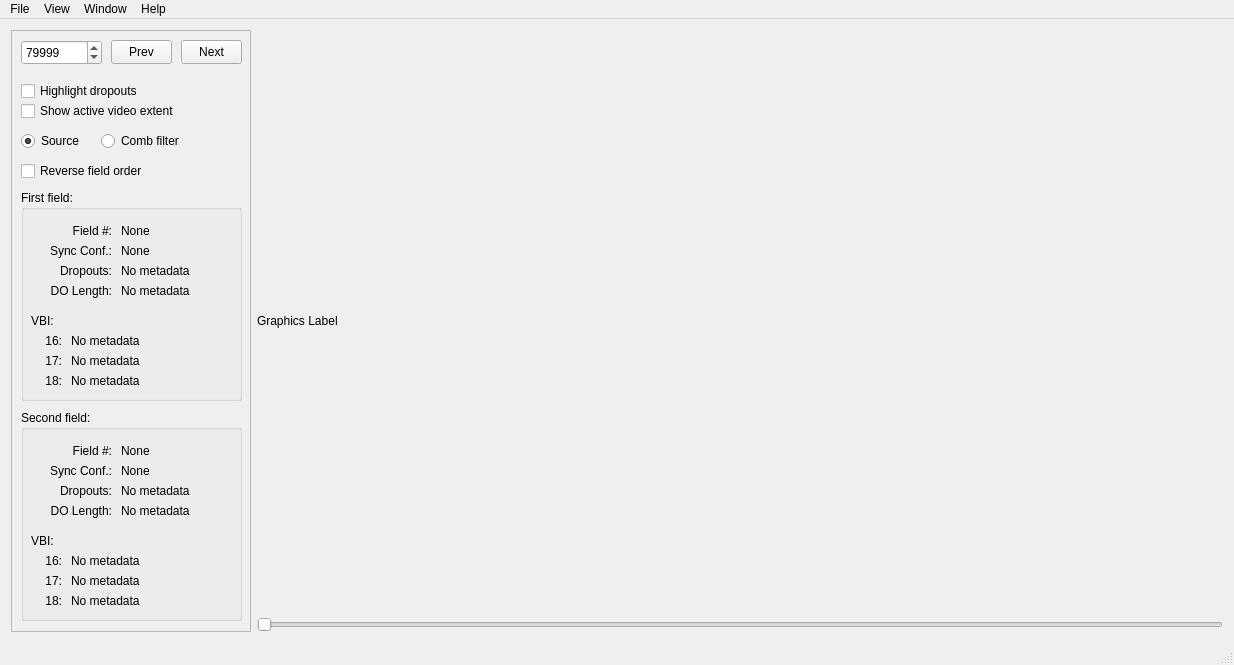
The window that tools/ld-analyse/mainwindow.ui (happycube/ld-decode) describes before a commit, drawn with Qt 5.
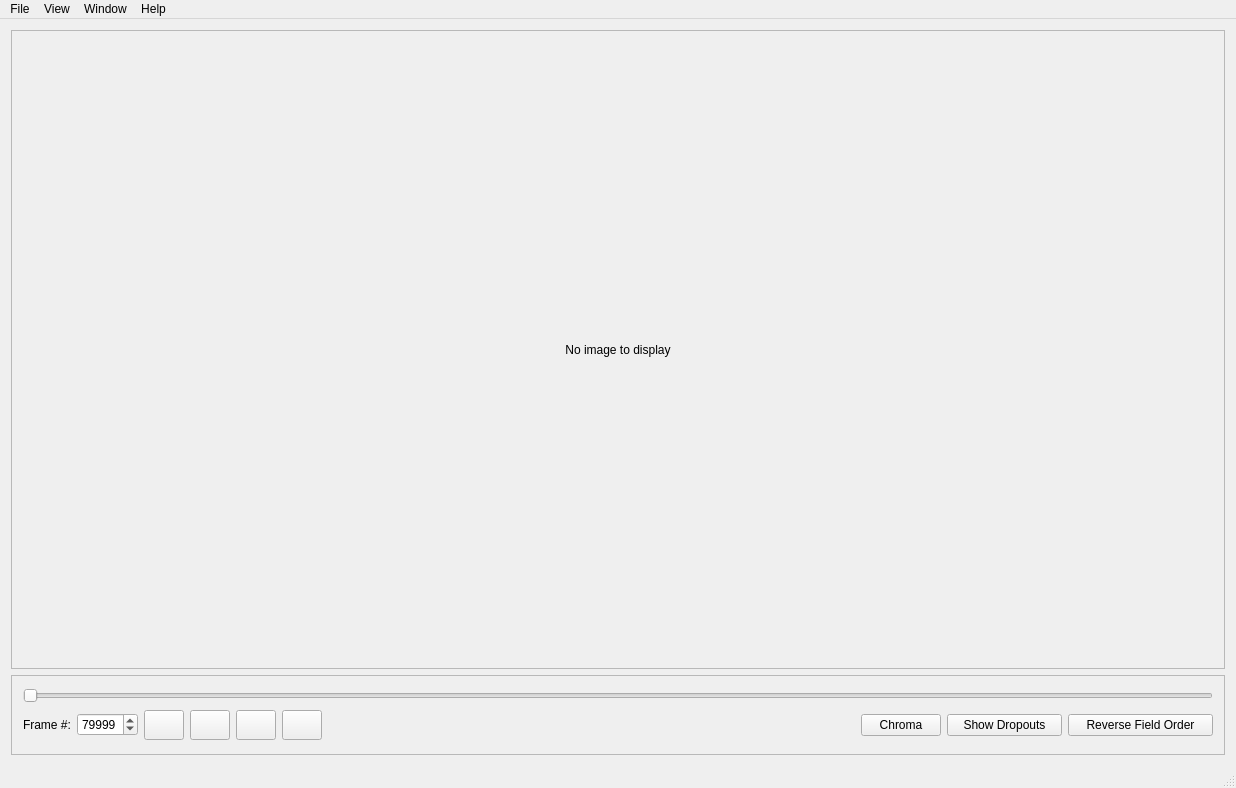
The same window after the commit. Icons and pictures are not drawn. Custom widgets are drawn as their Qt base class.

What changed in the file:
```diff
--- a/tools/ld-analyse/mainwindow.ui
+++ b/tools/ld-analyse/mainwindow.ui
@@ -6,8 +6,8 @@
    <rect>
     <x>0</x>
     <y>0</y>
-    <width>1234</width>
-    <height>665</height>
+    <width>1236</width>
+    <height>788</height>
    </rect>
   </property>
   <property name="sizePolicy">
@@ -40,632 +40,194 @@
     <property name="sizeConstraint">
      <enum>QLayout::SetDefaultConstraint</enum>
     </property>
-    <item>
-     <widget class="QFrame" name="frame">
-      <property name="minimumSize">
-       <size>
-        <width>240</width>
-        <height>210</height>
-       </size>
-      </property>
-      <property name="maximumSize">
-       <size>
-        <width>240</width>
-        <height>16777215</height>
-       </size>
-      </property>
-      <property name="frameShape">
-       <enum>QFrame::StyledPanel</enum>
-      </property>
-      <property name="frameShadow">
-       <enum>QFrame::Raised</enum>
-      </property>
-      <widget class="QSpinBox" name="frameNumberSpinBox">
-       <property name="geometry">
-        <rect>
-         <x>10</x>
-         <y>10</y>
-         <width>81</width>
-         <height>25</height>
-        </rect>
-       </property>
-       <property name="maximum">
-        <number>80000</number>
-       </property>
-       <property name="value">
-        <number>79999</number>
-       </property>
-      </widget>
-      <widget class="QPushButton" name="previousPushButton">
-       <property name="geometry">
-        <rect>
-         <x>100</x>
-         <y>10</y>
-         <width>61</width>
-         <height>24</height>
-        </rect>
-       </property>
-       <property name="text">
-        <string>Prev</string>
-       </property>
-      </widget>
-      <widget class="QPushButton" name="nextPushButton">
-       <property name="geometry">
-        <rect>
-         <x>170</x>
-         <y>10</y>
-         <width>61</width>
-         <height>24</height>
-        </rect>
-       </property>
-       <property name="text">
-        <string>Next</string>
-       </property>
-      </widget>
-      <widget class="QCheckBox" name="highlightDropOutsCheckBox">
-       <property name="geometry">
-        <rect>
-         <x>10</x>
-         <y>50</y>
-         <width>221</width>
-         <height>22</height>
-        </rect>
-       </property>
-       <property name="text">
-        <string>Highlight dropouts</string>
-       </property>
-      </widget>
-      <widget class="QCheckBox" name="showActiveVideoCheckBox">
-       <property name="geometry">
-        <rect>
-         <x>10</x>
-         <y>70</y>
-         <width>221</width>
-         <height>22</height>
-        </rect>
-       </property>
-       <property name="text">
-        <string>Show active video extent</string>
-       </property>
-      </widget>
-      <widget class="QGroupBox" name="firstFieldGroupBox">
-       <property name="geometry">
-        <rect>
-         <x>10</x>
-         <y>160</y>
-         <width>221</width>
-         <height>211</height>
-        </rect>
-       </property>
-       <property name="title">
-        <string>First field:</string>
-       </property>
-       <widget class="QLabel" name="label_7">
-        <property name="geometry">
-         <rect>
-          <x>10</x>
-          <y>30</y>
-          <width>81</width>
-          <height>21</height>
-         </rect>
-        </property>
-        <property name="text">
-         <string>Field #:</string>
-        </property>
-        <property name="alignment">
-         <set>Qt::AlignRight|Qt::AlignTrailing|Qt::AlignVCenter</set>
-        </property>
-       </widget>
-       <widget class="QLabel" name="firstFieldLabel">
-        <property name="geometry">
-         <rect>
-          <x>100</x>
-          <y>30</y>
-          <width>111</width>
-          <height>21</height>
-         </rect>
-        </property>
-        <property name="text">
-         <string>None</string>
-        </property>
-       </widget>
-       <widget class="QLabel" name="label_9">
-        <property name="geometry">
-         <rect>
-          <x>10</x>
-          <y>50</y>
-          <width>81</width>
-          <height>21</height>
-         </rect>
-        </property>
-        <property name="text">
-         <string>Sync Conf.:</string>
-        </property>
-        <property name="alignment">
-         <set>Qt::AlignRight|Qt::AlignTrailing|Qt::AlignVCenter</set>
-        </property>
-       </widget>
-       <widget class="QLabel" name="label_10">
-        <property name="geometry">
-         <rect>
-          <x>10</x>
-          <y>70</y>
-          <width>81</width>
-          <height>21</height>
-         </rect>
-        </property>
-        <property name="text">
-         <string>Dropouts:</string>
-        </property>
-        <property name="alignment">
-         <set>Qt::AlignRight|Qt::AlignTrailing|Qt::AlignVCenter</set>
-        </property>
-       </widget>
-       <widget class="QLabel" name="label_11">
-        <property name="geometry">
-         <rect>
-          <x>10</x>
-          <y>90</y>
-          <width>81</width>
-          <height>21</height>
-         </rect>
-        </property>
-        <property name="text">
-         <string>DO Length:</string>
-        </property>
-        <property name="alignment">
-         <set>Qt::AlignRight|Qt::AlignTrailing|Qt::AlignVCenter</set>
-        </property>
-       </widget>
-       <widget class="QLabel" name="label_15">
-        <property name="geometry">
-         <rect>
-          <x>10</x>
-          <y>120</y>
-          <width>51</width>
-          <height>21</height>
-         </rect>
-        </property>
-        <property name="text">
-         <string>VBI:</string>
-        </property>
-        <property name="alignment">
-         <set>Qt::AlignLeading|Qt::AlignLeft|Qt::AlignVCenter</set>
-        </property>
-       </widget>
-       <widget class="QLabel" name="label">
-        <property name="geometry">
-         <rect>
-          <x>10</x>
-          <y>140</y>
-          <width>31</width>
-          <height>21</height>
-         </rect>
-        </property>
-        <property name="text">
-         <string>16:</string>
-        </property>
-        <property name="alignment">
-         <set>Qt::AlignRight|Qt::AlignTrailing|Qt::AlignVCenter</set>
-        </property>
-       </widget>
-       <widget class="QLabel" name="label_2">
-        <property name="geometry">
-         <rect>
-          <x>10</x>
-          <y>160</y>
-          <width>31</width>
-          <height>21</height>
-         </rect>
-        </property>
-        <property name="text">
-         <string>17:</string>
-        </property>
-        <property name="alignment">
-         <set>Qt::AlignRight|Qt::AlignTrailing|Qt::AlignVCenter</set>
-        </property>
-       </widget>
-       <widget class="QLabel" name="label_3">
-        <property name="geometry">
-         <rect>
-          <x>10</x>
-          <y>180</y>
-          <width>31</width>
-          <height>21</height>
-         </rect>
-        </property>
-        <property name="text">
-         <string>18:</string>
-        </property>
-        <property name="alignment">
-         <set>Qt::AlignRight|Qt::AlignTrailing|Qt::AlignVCenter</set>
-        </property>
-       </widget>
-       <widget class="QLabel" name="firstField0VbiLabel">
-        <property name="geometry">
-         <rect>
-          <x>50</x>
-          <y>140</y>
-          <width>161</width>
-          <height>21</height>
-         </rect>
-        </property>
-        <property name="text">
-         <string>No metadata</string>
-        </property>
-       </widget>
-       <widget class="QLabel" name="firstField1VbiLabel">
-        <property name="geometry">
-         <rect>
-          <x>50</x>
-          <y>160</y>
-          <width>161</width>
-          <height>21</height>
-         </rect>
-        </property>
-        <property name="text">
-         <string>No metadata</string>
-        </property>
-       </widget>
-       <widget class="QLabel" name="firstField2VbiLabel">
-        <property name="geometry">
-         <rect>
-          <x>50</x>
-          <y>180</y>
-          <width>161</width>
-          <height>21</height>
-         </rect>
-        </property>
-        <property name="text">
-         <string>No metadata</string>
-        </property>
-       </widget>
-       <widget class="QLabel" name="firstFieldSyncConfLabel">
-        <property name="geometry">
-         <rect>
-          <x>100</x>
-          <y>50</y>
-          <width>111</width>
-          <height>21</height>
-         </rect>
-        </property>
-        <property name="text">
-         <string>None</string>
-        </property>
-       </widget>
-       <widget class="QLabel" name="firstFieldDropoutsLabel">
-        <property name="geometry">
-         <rect>
-          <x>100</x>
-          <y>70</y>
-          <width>111</width>
-          <height>21</height>
-         </rect>
-        </property>
-        <property name="text">
-         <string>No metadata</string>
-        </property>
-       </widget>
-       <widget class="QLabel" name="firstFieldDoLengthLabel">
-        <property name="geometry">
-         <rect>
-          <x>100</x>
-          <y>90</y>
-          <width>111</width>
-          <height>21</height>
-         </rect>
-        </property>
-        <property name="text">
-         <string>No metadata</string>
-        </property>
-       </widget>
-      </widget>
-      <widget class="QRadioButton" name="sourceRadioButton">
-       <property name="geometry">
-        <rect>
-         <x>10</x>
-         <y>100</y>
-         <width>81</width>
-         <height>22</height>
-        </rect>
-       </property>
-       <property name="text">
-        <string>Source</string>
-       </property>
-       <property name="checked">
-        <bool>true</bool>
-       </property>
-      </widget>
-      <widget class="QRadioButton" name="combFilterRadioButton">
-       <property name="geometry">
-        <rect>
-         <x>90</x>
-         <y>100</y>
-         <width>101</width>
-         <height>22</height>
-        </rect>
-       </property>
-       <property name="text">
-        <string>Comb filter</string>
-       </property>
-      </widget>
-      <widget class="QGroupBox" name="secondFieldGroupBox">
-       <property name="geometry">
-        <rect>
-         <x>10</x>
-         <y>380</y>
-         <width>221</width>
-         <height>211</height>
-        </rect>
-       </property>
-       <property name="title">
-        <string>Second field:</string>
-       </property>
-       <widget class="QLabel" name="label_8">
-        <property name="geometry">
-         <rect>
-          <x>10</x>
-          <y>30</y>
-          <width>81</width>
-          <height>21</height>
-         </rect>
-        </property>
-        <property name="text">
-         <string>Field #:</string>
-        </property>
-        <property name="alignment">
-         <set>Qt::AlignRight|Qt::AlignTrailing|Qt::AlignVCenter</set>
-        </property>
-       </widget>
-       <widget class="QLabel" name="secondFieldLabel">
-        <property name="geometry">
-         <rect>
-          <x>100</x>
-          <y>30</y>
-          <width>111</width>
-          <height>21</height>
-         </rect>
-        </property>
-        <property name="text">
-         <string>None</string>
-        </property>
-       </widget>
-       <widget class="QLabel" name="label_12">
-        <property name="geometry">
-         <rect>
-          <x>10</x>
-          <y>50</y>
-          <width>81</width>
-          <height>21</height>
-         </rect>
-        </property>
-        <property name="text">
-         <string>Sync Conf.:</string>
-        </property>
-        <property name="alignment">
-         <set>Qt::AlignRight|Qt::AlignTrailing|Qt::AlignVCenter</set>
-        </property>
-       </widget>
-       <widget class="QLabel" name="label_13">
-        <property name="geometry">
-         <rect>
-          <x>10</x>
-          <y>70</y>
-          <width>81</width>
-          <height>21</height>
-         </rect>
-        </property>
-        <property name="text">
-         <string>Dropouts:</string>
-        </property>
-        <property name="alignment">
-         <set>Qt::AlignRight|Qt::AlignTrailing|Qt::AlignVCenter</set>
-        </property>
-       </widget>
-       <widget class="QLabel" name="label_14">
-        <property name="geometry">
-         <rect>
-          <x>10</x>
-          <y>90</y>
-          <width>81</width>
-          <height>21</height>
-         </rect>
-        </property>
-        <property name="text">
-         <string>DO Length:</string>
-        </property>
-        <property name="alignment">
-         <set>Qt::AlignRight|Qt::AlignTrailing|Qt::AlignVCenter</set>
-        </property>
-       </widget>
-       <widget class="QLabel" name="label_16">
-        <property name="geometry">
-         <rect>
-          <x>10</x>
-          <y>120</y>
-          <width>51</width>
-          <height>21</height>
-         </rect>
-        </property>
-        <property name="text">
-         <string>VBI:</string>
-        </property>
-        <property name="alignment">
-         <set>Qt::AlignLeading|Qt::AlignLeft|Qt::AlignVCenter</set>
-        </property>
-       </widget>
-       <widget class="QLabel" name="label_4">
-        <property name="geometry">
-         <rect>
-          <x>10</x>
-          <y>140</y>
-          <width>31</width>
-          <height>21</height>
-         </rect>
-        </property>
-        <property name="text">
-         <string>16:</string>
-        </property>
-        <property name="alignment">
-         <set>Qt::AlignRight|Qt::AlignTrailing|Qt::AlignVCenter</set>
-        </property>
-       </widget>
-       <widget class="QLabel" name="label_5">
-        <property name="geometry">
-         <rect>
-          <x>10</x>
-          <y>160</y>
-          <width>31</width>
-          <height>21</height>
-         </rect>
-        </property>
-        <property name="text">
-         <string>17:</string>
-        </property>
-        <property name="alignment">
-         <set>Qt::AlignRight|Qt::AlignTrailing|Qt::AlignVCenter</set>
-        </property>
-       </widget>
-       <widget class="QLabel" name="label_6">
-        <property name="geometry">
-         <rect>
-          <x>10</x>
-          <y>180</y>
-          <width>31</width>
-          <height>21</height>
-         </rect>
-        </property>
-        <property name="text">
-         <string>18:</string>
-        </property>
-        <property name="alignment">
-         <set>Qt::AlignRight|Qt::AlignTrailing|Qt::AlignVCenter</set>
-        </property>
-       </widget>
-       <widget class="QLabel" name="secondField0VbiLabel">
-        <property name="geometry">
-         <rect>
-          <x>50</x>
-          <y>140</y>
-          <width>161</width>
-          <height>21</height>
-         </rect>
-        </property>
-        <property name="text">
-         <string>No metadata</string>
-        </property>
-       </widget>
-       <widget class="QLabel" name="secondField1VbiLabel">
-        <property name="geometry">
-         <rect>
-          <x>50</x>
-          <y>160</y>
-          <width>161</width>
-          <height>21</height>
-         </rect>
-        </property>
-        <property name="text">
-         <string>No metadata</string>
-        </property>
-       </widget>
-       <widget class="QLabel" name="secondField2VbiLabel">
-        <property name="geometry">
-         <rect>
-          <x>50</x>
-          <y>180</y>
-          <width>161</width>
-          <height>21</height>
-         </rect>
-        </property>
-        <property name="text">
-         <string>No metadata</string>
-        </property>
-       </widget>
-       <widget class="QLabel" name="secondFieldSyncConfLabel">
-        <property name="geometry">
-         <rect>
-          <x>100</x>
-          <y>50</y>
-          <width>111</width>
-          <height>21</height>
-         </rect>
-        </property>
-        <property name="text">
-         <string>None</string>
-        </property>
-       </widget>
-       <widget class="QLabel" name="secondFieldDropoutsLabel">
-        <property name="geometry">
-         <rect>
-          <x>100</x>
-          <y>70</y>
-          <width>111</width>
-          <height>21</height>
-         </rect>
-        </property>
-        <property name="text">
-         <string>No metadata</string>
-        </property>
-       </widget>
-       <widget class="QLabel" name="secondFieldDoLengthLabel">
-        <property name="geometry">
-         <rect>
-          <x>100</x>
-          <y>90</y>
-          <width>111</width>
-          <height>21</height>
-         </rect>
-        </property>
-        <property name="text">
-         <string>No metadata</string>
-        </property>
-       </widget>
-      </widget>
-      <widget class="QCheckBox" name="reverseFieldOrderCheckBox">
-       <property name="geometry">
-        <rect>
-         <x>10</x>
-         <y>130</y>
-         <width>221</width>
-         <height>22</height>
-        </rect>
-       </property>
-       <property name="text">
-        <string>Reverse field order</string>
-       </property>
-      </widget>
-     </widget>
-    </item>
     <item>
      <layout class="QVBoxLayout" name="verticalLayout">
       <item>
-       <layout class="QHBoxLayout" name="horizontalLayout">
-        <property name="sizeConstraint">
-         <enum>QLayout::SetDefaultConstraint</enum>
+       <widget class="QFrame" name="frameViewer_frame">
+        <property name="frameShape">
+         <enum>QFrame::StyledPanel</enum>
         </property>
-        <item>
-         <widget class="FrameQLabel" name="frameViewerLabel">
-          <property name="minimumSize">
-           <size>
-            <width>0</width>
-            <height>0</height>
-           </size>
-          </property>
-          <property name="text">
-           <string>Graphics Label</string>
-          </property>
-         </widget>
-        </item>
-       </layout>
+        <property name="frameShadow">
+         <enum>QFrame::Raised</enum>
+        </property>
+        <layout class="QHBoxLayout" name="horizontalLayout">
+         <item>
+          <widget class="FrameQLabel" name="frameViewerLabel">
+           <property name="text">
+            <string>No image to display</string>
+           </property>
+           <property name="alignment">
+            <set>Qt::AlignCenter</set>
+           </property>
+          </widget>
+         </item>
+        </layout>
+       </widget>
       </item>
       <item>
-       <widget class="QSlider" name="frameHorizontalSlider">
-        <property name="pageStep">
-         <number>1</number>
+       <widget class="QFrame" name="mediaControl_frame">
+        <property name="maximumSize">
+         <size>
+          <width>16777215</width>
+          <height>80</height>
+         </size>
         </property>
-        <property name="orientation">
-         <enum>Qt::Horizontal</enum>
+        <property name="frameShape">
+         <enum>QFrame::StyledPanel</enum>
         </property>
+        <property name="frameShadow">
+         <enum>QFrame::Raised</enum>
+        </property>
+        <layout class="QVBoxLayout" name="verticalLayout_3">
+         <item>
+          <widget class="QSlider" name="frameHorizontalSlider">
+           <property name="orientation">
+            <enum>Qt::Horizontal</enum>
+           </property>
+          </widget>
+         </item>
+         <item>
+          <layout class="QHBoxLayout" name="horizontalLayout_3">
+           <item>
+            <widget class="QLabel" name="label_17">
+             <property name="text">
+              <string>Frame #:</string>
+             </property>
+            </widget>
+           </item>
+           <item>
+            <widget class="QSpinBox" name="frameNumberSpinBox">
+             <property name="maximum">
+              <number>80000</number>
+             </property>
+             <property name="value">
+              <number>79999</number>
+             </property>
+            </widget>
+           </item>
+           <item>
+            <widget class="QPushButton" name="startFramePushButton">
+             <property name="minimumSize">
+              <size>
+               <width>30</width>
+               <height>30</height>
+              </size>
+             </property>
+             <property name="text">
+              <string/>
+             </property>
+             <property name="icon">
+              <iconset theme="media-skip-backward">
+               <normaloff>.</normaloff>.</iconset>
+             </property>
+            </widget>
+           </item>
+           <item>
+            <widget class="QPushButton" name="previousPushButton">
+             <property name="minimumSize">
+              <size>
+               <width>30</width>
+               <height>30</height>
+              </size>
+             </property>
+             <property name="text">
+              <string/>
+             </property>
+             <property name="icon">
+              <iconset theme="media-seek-backward">
+               <normaloff>.</normaloff>.</iconset>
+             </property>
+            </widget>
+           </item>
+           <item>
+            <widget class="QPushButton" name="nextPushButton">
+             <property name="minimumSize">
+              <size>
+               <width>30</width>
+               <height>30</height>
+              </size>
+             </property>
+             <property name="text">
+              <string/>
+             </property>
+             <property name="icon">
+              <iconset theme="media-seek-forward">
+               <normaloff>.</normaloff>.</iconset>
+             </property>
+            </widget>
+           </item>
+           <item>
+            <widget class="QPushButton" name="endFramePushButton">
+             <property name="minimumSize">
+              <size>
+               <width>30</width>
+               <height>30</height>
+              </size>
+             </property>
+             <property name="text">
+              <string/>
+             </property>
+             <property name="icon">
+              <iconset theme="media-skip-forward">
+               <normaloff>.</normaloff>.</iconset>
+             </property>
+            </widget>
+           </item>
+           <item>
+            <spacer name="horizontalSpacer_2">
+             <property name="orientation">
+              <enum>Qt::Horizontal</enum>
+             </property>
+             <property name="sizeHint" stdset="0">
+              <size>
+               <width>40</width>
+               <height>20</height>
+              </size>
+             </property>
+            </spacer>
+           </item>
+           <item>
+            <widget class="QPushButton" name="videoPushButton">
+             <property name="minimumSize">
+              <size>
+               <width>80</width>
+               <height>0</height>
+              </size>
+             </property>
+             <property name="text">
+              <string>Chroma</string>
+             </property>
+            </widget>
+           </item>
+           <item>
+            <widget class="QPushButton" name="dropoutsPushButton">
+             <property name="minimumSize">
+              <size>
+               <width>115</width>
+               <height>0</height>
+              </size>
+             </property>
+             <property name="text">
+              <string>Show Dropouts</string>
+             </property>
+            </widget>
+           </item>
+           <item>
+            <widget class="QPushButton" name="fieldOrderPushButton">
+             <property name="minimumSize">
+              <size>
+               <width>145</width>
+               <height>0</height>
+              </size>
+             </property>
+             <property name="text">
+              <string>Reverse Field Order</string>
+             </property>
+            </widget>
+           </item>
+          </layout>
+         </item>
+        </layout>
        </widget>
       </item>
      </layout>
@@ -677,7 +239,7 @@
     <rect>
      <x>0</x>
      <y>0</y>
-     <width>1234</width>
+     <width>1236</width>
      <height>22</height>
     </rect>
    </property>
```
Left out of the diff: 4 changed lines with no effect on the pictures.
